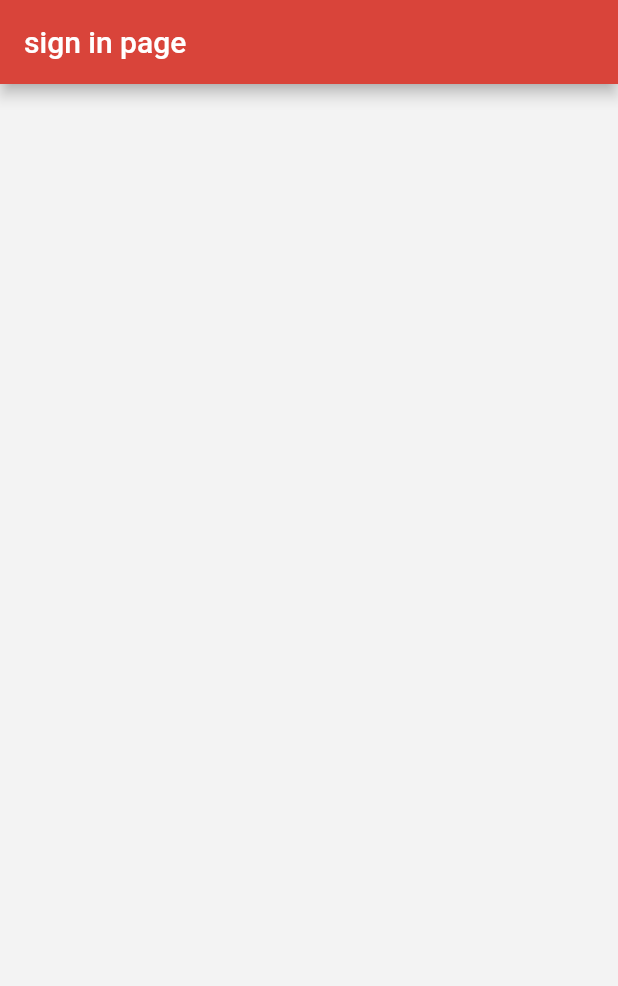
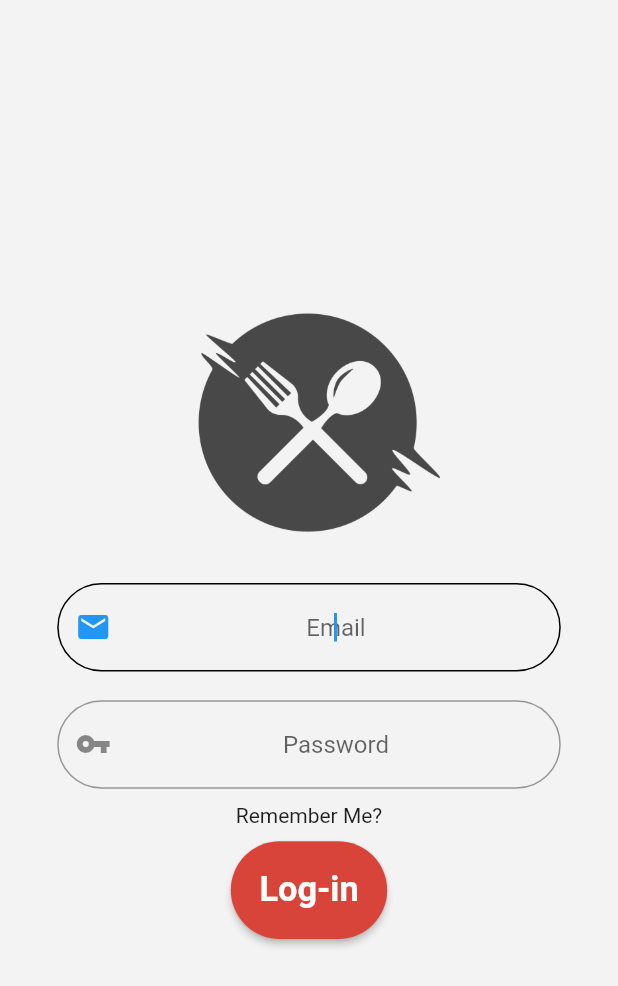
Before and after one commit to ShahilJha/Restaurant-App-DDD_Architecture, a Flutter app: the screen it shows after launch, on a phone screen of 412 x 824 dp. Shown: the top 986 px of the screen. Run offline on Flutter 3.47's test engine with Material 2 defaults, Android fonts, the phone set to English and light mode, and no system bars; our stand-ins replace bloc, dartz, firebase_auth, flutter_bloc, flutter_screenutil, freezed_annotation and 3 more; accounts and stored records are empty.

Commit message:
presentation: login UI

```diff
--- a/lib/presentation/core/app_theme.dart
+++ b/lib/presentation/core/app_theme.dart
@@ -12,6 +12,18 @@ class AppTheme {
       buttonTheme: _getButtonThemeData(),
       dividerTheme: _getDividerThemeData(),
       checkboxTheme: _getCheckboxThemeData(),
+      inputDecorationTheme: _getInputDecorationThemeData(),
+    );
+  }
+
+  static InputDecorationTheme _getInputDecorationThemeData() {
+    return InputDecorationTheme(
+      focusedBorder: OutlineInputBorder(
+        borderRadius: BorderRadius.circular(100.w),
+      ),
+      border: OutlineInputBorder(
+        borderRadius: BorderRadius.circular(100.w),
+      ),
     );
   }
 
--- a/lib/presentation/core/app_widget.dart
+++ b/lib/presentation/core/app_widget.dart
@@ -1,14 +1,18 @@
 import 'package:flutter/material.dart';
+import 'package:flutter_screenutil/flutter_screenutil.dart';
 import 'package:restaurant_app/presentation/core/app_theme.dart';
 import 'package:restaurant_app/presentation/pages/sign_in/sign_in_page.dart';
 
 class AppWidget extends StatelessWidget {
   @override
   Widget build(BuildContext context) {
-    return MaterialApp(
-      title: 'Restaurant Application',
-      theme: AppTheme.generateThemeData(),
-      home: SignInPage(),
+    return ScreenUtilInit(
+      designSize: Size(1080, 2280),
+      builder: () => MaterialApp(
+        title: 'Restaurant Application',
+        theme: AppTheme.generateThemeData(),
+        home: SignInPage(),
+      ),
     );
   }
 }
--- /dev/null
+++ b/lib/presentation/pages/sign_in/local_widgets/sign_in_form.dart
@@ -0,0 +1,91 @@
+import 'package:flutter/material.dart';
+import 'package:flutter_screenutil/flutter_screenutil.dart';
+import 'package:restaurant_app/presentation/widgets/app_button.dart';
+
+class SignInForm extends StatelessWidget {
+  const SignInForm({Key? key}) : super(key: key);
+
+  @override
+  Widget build(BuildContext context) {
+    return SingleChildScrollView(
+      child: SizedBox(
+        height: 2280.h,
+        child: Column(
+          mainAxisAlignment: MainAxisAlignment.center,
+          crossAxisAlignment: CrossAxisAlignment.center,
+          children: [
+            Image.asset(
+              'assets/images/logo.png',
+              height: 500.w,
+              width: 500.w,
+            ),
+            Form(
+              child: Column(
+                mainAxisSize: MainAxisSize.min,
+                children: [
+                  _buildEmail(),
+                  _buildPassword(),
+                  // OccupationChips(
+                  //   position: jobPosition,
+                  //   onPressed: (position) {
+                  //     setState(() {
+                  //       jobPosition = position;
+                  //     });
+                  //   },
+                  // ),
+                  Row(
+                    mainAxisAlignment: MainAxisAlignment.center,
+                    children: [
+                      // Checkbox(
+                      //   value: _rememberMe,
+                      //   onChanged: (value) {},
+                      // ),
+                      Text(
+                        "Remember Me?",
+                      ),
+                    ],
+                  ),
+                ],
+              ),
+            ),
+            AppButton(
+              text: 'Log-in',
+              onPressed: () {},
+            ),
+          ],
+        ),
+      ),
+    );
+  }
+
+  Widget _buildEmail() => Container(
+        padding: EdgeInsets.symmetric(horizontal: 100.w),
+        margin: EdgeInsets.symmetric(vertical: 25.w),
+        child: TextFormField(
+          autofocus: true,
+          autocorrect: false,
+          keyboardType: TextInputType.emailAddress,
+          textInputAction: TextInputAction.done,
+          textAlign: TextAlign.center,
+          decoration: InputDecoration(
+            hintText: 'Email',
+            prefixIcon: Icon(Icons.mail),
+          ),
+        ),
+      );
+
+  Widget _buildPassword() => Container(
+        padding: EdgeInsets.symmetric(horizontal: 100.w),
+        margin: EdgeInsets.symmetric(vertical: 25.w),
+        child: TextFormField(
+          keyboardType: TextInputType.emailAddress,
+          textInputAction: TextInputAction.done,
+          textAlign: TextAlign.center,
+          obscureText: true,
+          decoration: InputDecoration(
+            hintText: 'Password',
+            prefixIcon: Icon(Icons.vpn_key),
+          ),
+        ),
+      );
+}
--- a/lib/presentation/pages/sign_in/sign_in_page.dart
+++ b/lib/presentation/pages/sign_in/sign_in_page.dart
@@ -1,4 +1,8 @@
 import 'package:flutter/material.dart';
+import 'package:flutter_bloc/flutter_bloc.dart';
+import 'package:restaurant_app/application/auth/sign_in_form/sign_in_form_bloc.dart';
+import 'package:restaurant_app/injection.dart';
+import 'package:restaurant_app/presentation/pages/sign_in/local_widgets/sign_in_form.dart';
 
 class SignInPage extends StatelessWidget {
   const SignInPage({Key? key}) : super(key: key);
@@ -6,10 +10,10 @@ class SignInPage extends StatelessWidget {
   @override
   Widget build(BuildContext context) {
     return Scaffold(
-      appBar: AppBar(
-        title: Text('sign in page'),
+      body: BlocProvider(
+        create: (context) => getIt<SignInFormBloc>(),
+        child: SignInForm(),
       ),
-      body: Container(),
     );
   }
 }
```
Also changed, not shown: pubspec.yaml (+2 -11 lines), assets/images/logo.png (added).
